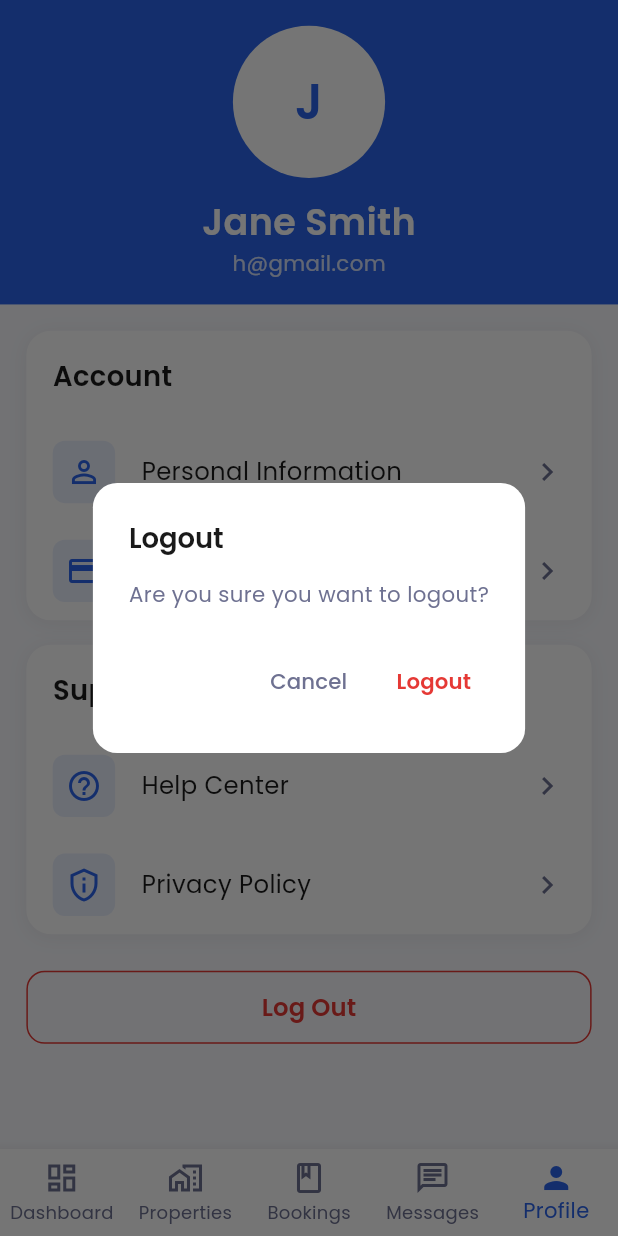
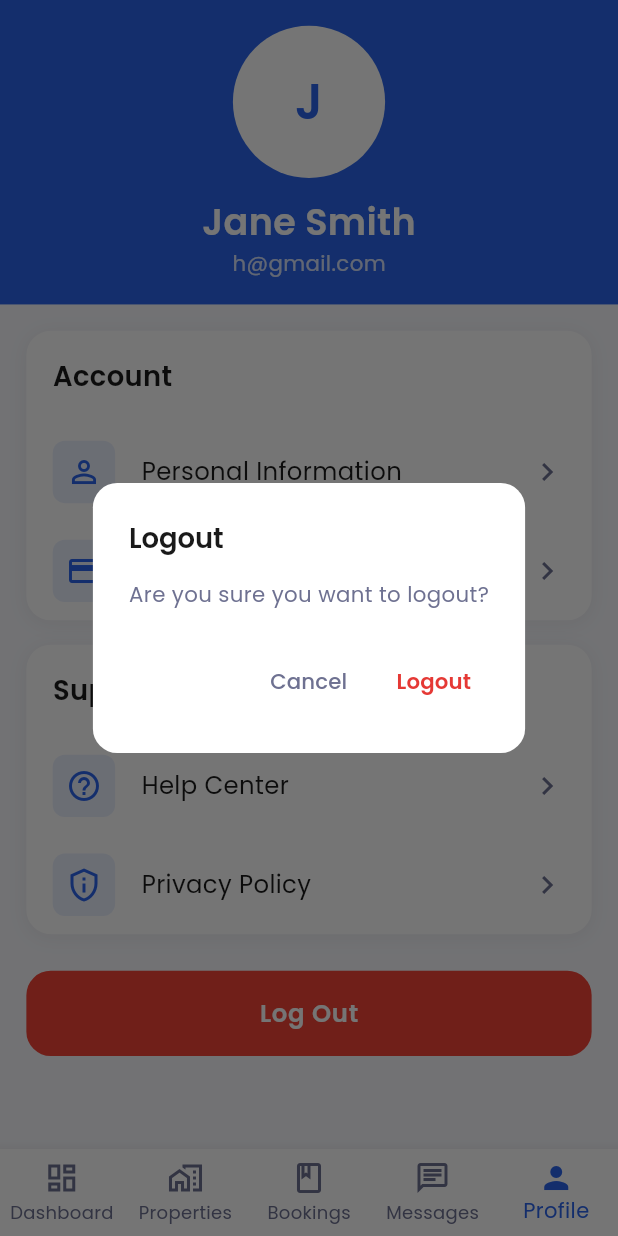
Before and after one commit to Edil-Ayehu/Home-Rental-App, a Flutter app: the LandlordProfileScreen screen opened by its route, after a tap on "Log Out", on a phone screen of 412 x 824 dp. Run offline on Flutter 3.47's test engine with Material 3 defaults, Android fonts, the phone set to English and light mode, and no system bars; our stand-ins replace cached_network_image, carousel_slider, flutter_dotenv, flutter_screenutil, go_router, google_fonts and 4 more; accounts and stored records are empty.

Commit message:
custom logout dialog

```diff
--- a/lib/views/land_lord/landlord_profile_screen.dart
+++ b/lib/views/land_lord/landlord_profile_screen.dart
@@ -1,11 +1,14 @@
 import 'package:flutter/material.dart';
 import 'package:flutter_screenutil/flutter_screenutil.dart';
 import 'package:go_router/go_router.dart';
+import 'package:home_rental_app/widgets/common/custom_button.dart';
+import 'package:home_rental_app/widgets/common/logout_dialog.dart';
 import '../../core/constants/color_constants.dart';
 import '../../models/user_model.dart';
 
 class LandlordProfileScreen extends StatelessWidget {
   const LandlordProfileScreen({super.key});
+
 
   @override
   Widget build(BuildContext context) {
@@ -104,24 +107,13 @@ class LandlordProfileScreen extends StatelessWidget {
                     ],
                   ),
                   SizedBox(height: 24.h),
-                  TextButton(
-                    onPressed: () => _showLogoutDialog(context),
-                    style: TextButton.styleFrom(
-                      foregroundColor: AppColors.error,
-                      padding: EdgeInsets.symmetric(vertical: 12.h),
-                      shape: RoundedRectangleBorder(
-                        borderRadius: BorderRadius.circular(12.r),
-                        side: const BorderSide(color: AppColors.error),
-                      ),
-                      minimumSize: Size(double.infinity, 48.h),
-                    ),
-                    child: Text(
-                      'Log Out',
-                      style: TextStyle(
-                        fontSize: 16.sp,
-                        fontWeight: FontWeight.w600,
-                      ),
-                    ),
+                  CustomButton(
+                    text: 'Log Out',
+                    onPressed: () => showLogoutDialog(context),
+                    backgroundColor: Colors.red,
+                    textColor: Colors.white,
+                    height: 56.h,
+                    width: double.infinity,
                   ),
                 ],
               ),
@@ -129,68 +121,6 @@ class LandlordProfileScreen extends StatelessWidget {
           ),
         ],
       ),
-    );
-  }
-
-  void _showLogoutDialog(BuildContext context) {
-    showDialog(
-      context: context,
-      builder: (BuildContext context) {
-        return AlertDialog(
-          backgroundColor: AppColors.surface,
-          shape: RoundedRectangleBorder(
-            borderRadius: BorderRadius.circular(16.r),
-          ),
-          title: Text(
-            'Logout',
-            style: TextStyle(
-              color: AppColors.textPrimary,
-              fontSize: 18.sp,
-              fontWeight: FontWeight.w600,
-            ),
-          ),
-          content: Text(
-            'Are you sure you want to logout?',
-            style: TextStyle(
-              color: AppColors.textSecondary,
-              fontSize: 14.sp,
-            ),
-          ),
-          actions: [
-            Row(
-              mainAxisAlignment: MainAxisAlignment.end,
-              children: [
-                TextButton(
-                  onPressed: () => context.pop(),
-                  child: Text(
-                    'Cancel',
-                    style: TextStyle(
-                      color: AppColors.textSecondary,
-                      fontSize: 14.sp,
-                      fontWeight: FontWeight.w500,
-                    ),
-                  ),
-                ),
-                SizedBox(width: 8.w),
-                TextButton(
-                  onPressed: () {
-                    context.pop();
-                    context.go('/auth');
-                  },
-                  child: Text(
-                    'Logout',
-                    style: TextStyle(
-                      color: AppColors.error,
-                      fontSize: 14.sp,
-                      fontWeight: FontWeight.w600,
-                    ),
-                  ),
-                ),
-              ],
-            ),
-          ],
-        );
-      },
     );
   }
 
@@ -268,7 +198,7 @@ class _MenuItem extends StatelessWidget {
                 ),
               ),
             ),
-            Icon(
+            const Icon(
               Icons.chevron_right,
               color: AppColors.textSecondary,
             ),
--- /dev/null
+++ b/lib/widgets/common/logout_dialog.dart
@@ -0,0 +1,74 @@
+import 'package:flutter/material.dart';
+import 'package:flutter_screenutil/flutter_screenutil.dart';
+import 'package:go_router/go_router.dart';
+import '../../core/constants/color_constants.dart';
+
+class LogoutDialog extends StatelessWidget {
+  const LogoutDialog({super.key});
+
+  @override
+  Widget build(BuildContext context) {
+    return AlertDialog(
+      backgroundColor: AppColors.surface,
+      shape: RoundedRectangleBorder(
+        borderRadius: BorderRadius.circular(16.r),
+      ),
+      title: Text(
+        'Logout',
+        style: TextStyle(
+          color: AppColors.textPrimary,
+          fontSize: 18.sp,
+          fontWeight: FontWeight.w600,
+        ),
+      ),
+      content: Text(
+        'Are you sure you want to logout?',
+        style: TextStyle(
+          color: AppColors.textSecondary,
+          fontSize: 14.sp,
+        ),
+      ),
+      actions: [
+        Row(
+          mainAxisAlignment: MainAxisAlignment.end,
+          children: [
+            TextButton(
+              onPressed: () => context.pop(),
+              child: Text(
+                'Cancel',
+                style: TextStyle(
+                  color: AppColors.textSecondary,
+                  fontSize: 14.sp,
+                  fontWeight: FontWeight.w500,
+                ),
+              ),
+            ),
+            SizedBox(width: 8.w),
+            TextButton(
+              onPressed: () {
+                context.pop();
+                context.go('/auth');
+              },
+              child: Text(
+                'Logout',
+                style: TextStyle(
+                  color: AppColors.error,
+                  fontSize: 14.sp,
+                  fontWeight: FontWeight.w600,
+                ),
+              ),
+            ),
+          ],
+        ),
+      ],
+    );
+  }
+}
+
+// Helper function to show the logout dialog
+void showLogoutDialog(BuildContext context) {
+  showDialog(
+    context: context,
+    builder: (BuildContext context) => const LogoutDialog(),
+  );
+}
```
Also changed, not shown: lib/views/profile/profile_screen.dart (+25 -86 lines).
